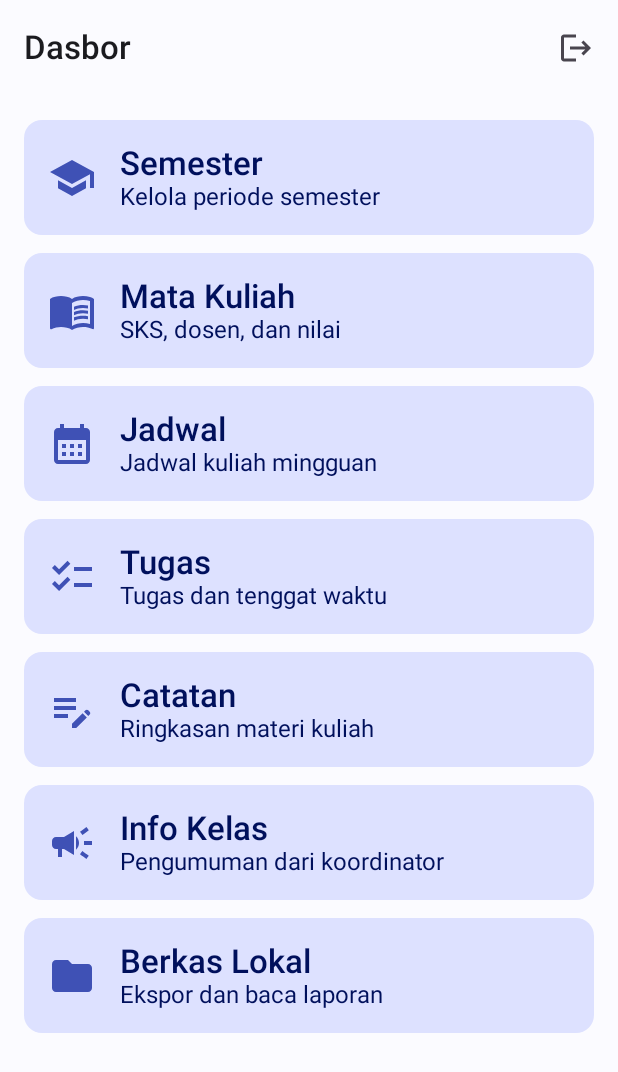
After one commit to Dhika158/ProjekUCPpam, an Android app built with Jetpack Compose: the DashboardScreen screen opened through its navigation route, on a phone screen of 412 x 824 dp. The commit adds this screen. Shown: the top 1072 px of the screen. Run offline under Robolectric (Android 15) with nearby library versions, the phone set to English and light mode, and no system bars.

Commit message:
Setup app navigation, Dashboard screen, and module placeholders
- Define route string constants in `navigation/ScreenRoutes.kt`.
- Implement `AppNavHost` to manage navigation between welcome, auth, dashboard, and feature module destinations.
- Add `DashboardScreen` UI featuring top app bar with logout action and navigation cards for academic modules.
- Create generic `PlaceholderScreen` component for unbuilt feature screens with top app bar back navigation.
- Update `MainActivity` to launch `AppNavHost` inside `AkademikTheme`.

```diff
--- a/app/src/main/java/com/example/projekpam/MainActivity.kt
+++ b/app/src/main/java/com/example/projekpam/MainActivity.kt
@@ -4,7 +4,7 @@ import android.os.Bundle
 import androidx.activity.ComponentActivity
 import androidx.activity.compose.setContent
 import androidx.activity.enableEdgeToEdge
-import com.example.projekpam.ui.screens.WelcomeScreen
+import com.example.projekpam.navigation.AppNavHost
 import com.example.projekpam.ui.theme.AkademikTheme
 
 class MainActivity : ComponentActivity() {
@@ -13,7 +13,7 @@ class MainActivity : ComponentActivity() {
         enableEdgeToEdge()
         setContent {
             AkademikTheme {
-                WelcomeScreen()
+                AppNavHost()
             }
         }
     }
--- /dev/null
+++ b/app/src/main/java/com/example/projekpam/navigation/AppNavHost.kt
@@ -0,0 +1,82 @@
+package com.example.projekpam.navigation
+
+import androidx.compose.material3.Button
+import androidx.compose.material3.Text
+import androidx.compose.runtime.Composable
+import androidx.navigation.NavHostController
+import androidx.navigation.compose.NavHost
+import androidx.navigation.compose.composable
+import androidx.navigation.compose.rememberNavController
+import com.example.projekpam.ui.screens.DashboardScreen
+import com.example.projekpam.ui.screens.PlaceholderScreen
+import com.example.projekpam.ui.screens.WelcomeScreen
+
+@Composable
+fun AppNavHost(
+    navController: NavHostController = rememberNavController()
+) {
+    val goBack: () -> Unit = { navController.popBackStack() }
+
+    val goToDashboard: () -> Unit = {
+        navController.navigate(ScreenRoutes.DASHBOARD) {
+            popUpTo(ScreenRoutes.WELCOME) { inclusive = true }
+        }
+    }
+
+    NavHost(
+        navController = navController,
+        startDestination = ScreenRoutes.WELCOME
+    ) {
+        composable(ScreenRoutes.WELCOME) {
+            WelcomeScreen(
+                onLoginClick = { navController.navigate(ScreenRoutes.LOGIN) },
+                onRegisterClick = { navController.navigate(ScreenRoutes.REGISTER) }
+            )
+        }
+
+        // Sementara: diganti LoginScreen asli pada Tahap 4
+        composable(ScreenRoutes.LOGIN) {
+            PlaceholderScreen(title = "Login", onBack = goBack) {
+                Button(onClick = goToDashboard) { Text("Masuk (sementara)") }
+            }
+        }
+
+        // Sementara: diganti RegisterScreen asli pada Tahap 4
+        composable(ScreenRoutes.REGISTER) {
+            PlaceholderScreen(title = "Register", onBack = goBack) {
+                Button(onClick = {
+                    navController.navigate(ScreenRoutes.LOGIN) {
+                        popUpTo(ScreenRoutes.REGISTER) { inclusive = true }
+                    }
+                }) { Text("Daftar (sementara)") }
+            }
+        }
+
+        composable(ScreenRoutes.DASHBOARD) {
+            DashboardScreen(
+                onNavigate = { route -> navController.navigate(route) },
+                onLogout = {
+                    navController.navigate(ScreenRoutes.WELCOME) {
+                        popUpTo(ScreenRoutes.DASHBOARD) { inclusive = true }
+                    }
+                }
+            )
+        }
+
+        // Layar modul: diganti satu per satu pada Tahap 5-7
+        val modules = listOf(
+            ScreenRoutes.SEMESTER to "Semester",
+            ScreenRoutes.COURSE to "Mata Kuliah",
+            ScreenRoutes.SCHEDULE to "Jadwal",
+            ScreenRoutes.TASK to "Tugas",
+            ScreenRoutes.NOTE to "Catatan",
+            ScreenRoutes.ANNOUNCEMENT to "Info Kelas",
+            ScreenRoutes.FILE_STORAGE to "Berkas Lokal"
+        )
+        modules.forEach { (route, title) ->
+            composable(route) {
+                PlaceholderScreen(title = title, onBack = goBack)
+            }
+        }
+    }
+}
--- /dev/null
+++ b/app/src/main/java/com/example/projekpam/ui/screens/DashboardScreen.kt
@@ -0,0 +1,88 @@
+package com.example.projekpam.ui.screens
+
+import androidx.compose.foundation.clickable
+import androidx.compose.foundation.layout.Arrangement
+import androidx.compose.foundation.layout.Column
+import androidx.compose.foundation.layout.fillMaxSize
+import androidx.compose.foundation.layout.padding
+import androidx.compose.foundation.rememberScrollState
+import androidx.compose.foundation.verticalScroll
+import androidx.compose.material.icons.Icons
+import androidx.compose.material.icons.automirrored.filled.Logout
+import androidx.compose.material.icons.filled.CalendarMonth
+import androidx.compose.material.icons.filled.Campaign
+import androidx.compose.material.icons.filled.Checklist
+import androidx.compose.material.icons.filled.EditNote
+import androidx.compose.material.icons.filled.Folder
+import androidx.compose.material.icons.filled.MenuBook
+import androidx.compose.material.icons.filled.School
+import androidx.compose.material3.ExperimentalMaterial3Api
+import androidx.compose.material3.Icon
+import androidx.compose.material3.IconButton
+import androidx.compose.material3.Scaffold
+import androidx.compose.material3.Text
+import androidx.compose.material3.TopAppBar
+import androidx.compose.runtime.Composable
+import androidx.compose.ui.Modifier
+import androidx.compose.ui.graphics.vector.ImageVector
+import androidx.compose.ui.unit.dp
+import com.example.projekpam.navigation.ScreenRoutes
+import com.example.projekpam.ui.components.FeatureCard
+
+private data class MenuItem(
+    val icon: ImageVector,
+    val title: String,
+    val description: String,
+    val route: String
+)
+
+@OptIn(ExperimentalMaterial3Api::class)
+@Composable
+fun DashboardScreen(
+    onNavigate: (String) -> Unit,
+    onLogout: () -> Unit
+) {
+    val items = listOf(
+        MenuItem(Icons.Filled.School, "Semester", "Kelola periode semester", ScreenRoutes.SEMESTER),
+        MenuItem(Icons.Filled.MenuBook, "Mata Kuliah", "SKS, dosen, dan nilai", ScreenRoutes.COURSE),
+        MenuItem(Icons.Filled.CalendarMonth, "Jadwal", "Jadwal kuliah mingguan", ScreenRoutes.SCHEDULE),
+        MenuItem(Icons.Filled.Checklist, "Tugas", "Tugas dan tenggat waktu", ScreenRoutes.TASK),
+        MenuItem(Icons.Filled.EditNote, "Catatan", "Ringkasan materi kuliah", ScreenRoutes.NOTE),
+        MenuItem(Icons.Filled.Campaign, "Info Kelas", "Pengumuman dari koordinator", ScreenRoutes.ANNOUNCEMENT),
+        MenuItem(Icons.Filled.Folder, "Berkas Lokal", "Ekspor dan baca laporan", ScreenRoutes.FILE_STORAGE)
+    )
+
+    Scaffold(
+        topBar = {
+            TopAppBar(
+                title = { Text("Dasbor") },
+                actions = {
+                    IconButton(onClick = onLogout) {
+                        Icon(
+                            imageVector = Icons.AutoMirrored.Filled.Logout,
+                            contentDescription = "Keluar"
+                        )
+                    }
+                }
+            )
+        }
+    ) { padding ->
+        Column(
+            modifier = Modifier
+                .fillMaxSize()
+                .padding(padding)
+                .verticalScroll(rememberScrollState())
+                .padding(16.dp),
+            verticalArrangement = Arrangement.spacedBy(12.dp)
+        ) {
+            items.forEach { item ->
+                FeatureCard(
+                    icon = item.icon,
+                    title = item.title,
+                    description = item.description,
+                    modifier = Modifier.clickable { onNavigate(item.route) }
+                )
+            }
+        }
+    }
+}
```
Also changed, not shown: app/src/main/java/com/example/projekpam/navigation/ScreenRoutes.kt (added, +15 -0 lines), app/src/main/java/com/example/projekpam/ui/screens/PlaceholderScreen.kt (added, +67 -0 lines).
